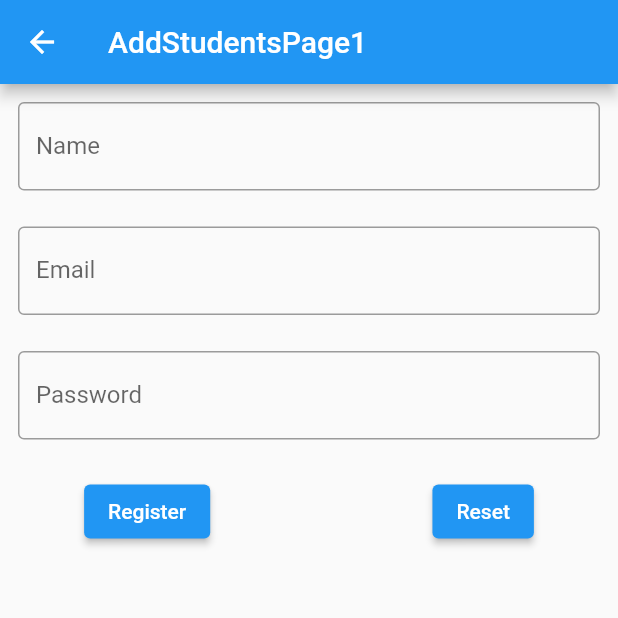
After one commit to tayeb66/Firebase-CRUD, a Flutter app: the HomePage1 screen opened directly, after a tap on "Add", on a phone screen of 412 x 824 dp, the top half of it. The commit adds this screen. Run offline on Flutter 3.47's test engine with Material 2 defaults, Android fonts, the phone set to English and light mode, and no system bars; our stand-ins replace cloud_firestore, firebase_core; accounts and stored records are empty.

Commit message:
creat new folder and design firebase crud

```diff
--- a/lib/main.dart
+++ b/lib/firebase_crud/main.dart
@@ -1,5 +1,5 @@
 import 'package:firebase_core/firebase_core.dart';
-import 'package:firebase_crud/views/home_page.dart';
+import 'package:firebase_crud/firebase_crud/views/home_page.dart';
 import 'package:flutter/material.dart';
 
 void main() async{
--- a/lib/views/add_student_page.dart
+++ b/lib/firebase_crud/views/add_student_page.dart
@@ -1,7 +1,6 @@
 import 'package:cloud_firestore/cloud_firestore.dart';
-import 'package:firebase_crud/views/home_page.dart';
-import 'package:firebase_crud/views/listStudent_page.dart';
 import 'package:flutter/material.dart';
+import 'home_page.dart';
 
 class AddStudentPage extends StatefulWidget {
   const AddStudentPage({Key? key}) : super(key: key);
--- a/lib/views/home_page.dart
+++ b/lib/firebase_crud/views/home_page.dart
@@ -1,6 +1,6 @@
-import 'package:firebase_crud/views/add_student_page.dart';
-import 'package:firebase_crud/views/listStudent_page.dart';
+import 'package:firebase_crud/firebase_crud/views/listStudent_page.dart';
 import 'package:flutter/material.dart';
+import 'add_student_page.dart';
 
 class HomePage extends StatefulWidget {
   const HomePage({Key? key}) : super(key: key);
--- /dev/null
+++ b/lib/firebase_crud1/add_stundets.page.dart
@@ -0,0 +1,148 @@
+import 'package:flutter/cupertino.dart';
+import 'package:flutter/material.dart';
+
+class AddStudentsPage1 extends StatefulWidget {
+  const AddStudentsPage1({Key? key}) : super(key: key);
+
+  @override
+  State<AddStudentsPage1> createState() => _AddStudentsPage1State();
+}
+
+class _AddStudentsPage1State extends State<AddStudentsPage1> {
+
+  var formKey = GlobalKey<FormState>();
+  var emailController = TextEditingController();
+  var passwordController = TextEditingController();
+  var nameController = TextEditingController();
+
+  String name = '';
+  String email = '';
+  String password = '';
+
+  void clearText(){
+    nameController.clear();
+    emailController.clear();
+    passwordController.clear();
+  }
+
+  void addUser(){
+    print('User added');
+  }
+
+  @override
+  void dispose() {
+    super.dispose();
+    nameController.dispose();
+    emailController.dispose();
+    passwordController.dispose();
+  }
+
+  @override
+  Widget build(BuildContext context) {
+    return Scaffold(
+      appBar: AppBar(
+        title: Text('AddStudentsPage1'),
+      ),
+      body: Form(
+        key: formKey,
+        child: Column(
+          children: [
+            Padding(
+              padding: const EdgeInsets.all(12.0),
+              child: TextFormField(
+                validator: (value){
+                  if(value!.isEmpty || value == null){
+                    return 'Fields must be not empty';
+                  }
+                },
+                obscureText: false,
+                keyboardType: TextInputType.text,
+                controller: nameController,
+                decoration: InputDecoration(
+                  hintText: 'Enter name',
+                  labelText: 'Name',
+                  border: OutlineInputBorder()
+                ),
+              ),
+            ),
+            Padding(
+              padding: const EdgeInsets.all(12.0),
+              child: TextFormField(
+                validator: (value){
+                  if(value!.isEmpty || value == null){
+                    return 'Fields must be not empty';
+                  }else if(!value.contains('@')){
+                    return 'Enter valid email';
+                  }
+                },
+                obscureText: false,
+                keyboardType: TextInputType.emailAddress,
+                controller: emailController,
+                decoration: InputDecoration(
+                    hintText: 'Enter Email',
+                    labelText: 'Email',
+                    border: OutlineInputBorder()
+                ),
+              ),
+            ),
+            Padding(
+              padding: const EdgeInsets.all(12.0),
+              child: TextFormField(
+                validator: (value){
+                  if(value!.isEmpty || value == null){
+                    return 'Fields must be not empty';
+                  }else if(value.length <6){
+                    return 'Password must contain 6 character';
+                  }
+                },
+                obscureText: true,
+                controller: passwordController,
+                decoration: InputDecoration(
+                    hintText: 'Enter Password',
+                    labelText: 'Password',
+                    border: OutlineInputBorder()
+                ),
+              ),
+            ),
+            Padding(
+              padding: EdgeInsets.all(12.0),
+              child: Row(
+                mainAxisAlignment: MainAxisAlignment.spaceEvenly,
+                // mainAxisSize: MainAxisSize.min,
+                children: [
+                  ElevatedButton(
+                    onPressed: () {
+                      if(formKey.currentState!.validate()){
+                        setState(() {
+                          name = nameController.text;
+                          email = emailController.text;
+                          password = passwordController.text;
+
+                          addUser();
+                          clearText();
+                        });
+                      }
+
+                    },
+                    child: Text('Register'),
+                    style: TextButton.styleFrom(backgroundColor: Colors.blue),
+                  ),
+                  SizedBox(
+                    width: 60,
+                  ),
+                  ElevatedButton(
+                    onPressed: () {
+                      clearText();
+                    },
+                    child: Text('Reset'),
+                    style: TextButton.styleFrom(backgroundColor: Colors.blue),
+                  )
+                ],
+              ),
+            ),
+          ],
+        ),
+      ),
+    );
+  }
+}
--- /dev/null
+++ b/lib/firebase_crud1/home_page.dart
@@ -0,0 +1,35 @@
+import 'package:firebase_crud/firebase_crud1/add_stundets.page.dart';
+import 'package:firebase_crud/firebase_crud1/list_students_page.dart';
+import 'package:flutter/material.dart';
+
+class HomePage1 extends StatefulWidget {
+  const HomePage1({Key? key}) : super(key: key);
+
+  @override
+  State<HomePage1> createState() => _HomePage1State();
+}
+
+class _HomePage1State extends State<HomePage1> {
+  @override
+  Widget build(BuildContext context) {
+    return Scaffold(
+      appBar: AppBar(
+        title: Row(
+          mainAxisAlignment: MainAxisAlignment.spaceBetween,
+          children: [
+            Text('HomePage1'),
+            ElevatedButton(
+                onPressed: () {
+                  Navigator.push(
+                      context,
+                      MaterialPageRoute(
+                          builder: (context) => AddStudentsPage1()));
+                },
+                child: Text('Add')),
+          ],
+        ),
+      ),
+      body: ListStudentsPage1(),
+    );
+  }
+}
--- /dev/null
+++ b/lib/firebase_crud1/list_students_page.dart
@@ -0,0 +1,114 @@
+import 'package:firebase_crud/firebase_crud1/edit_students_page.dart';
+import 'package:flutter/material.dart';
+
+class ListStudentsPage1 extends StatefulWidget {
+  const ListStudentsPage1({Key? key}) : super(key: key);
+
+  @override
+  State<ListStudentsPage1> createState() => _ListStudentsPage1State();
+}
+
+class _ListStudentsPage1State extends State<ListStudentsPage1> {
+  @override
+  Widget build(BuildContext context) {
+    return Scaffold(
+      body: Column(
+        children: [
+          Container(
+            alignment: Alignment.center,
+            child: Text(
+              'List of students',
+              textScaleFactor: 1.3,
+              style: TextStyle(fontWeight: FontWeight.bold),
+            ),
+          ),
+          SizedBox(
+            height: 10,
+          ),
+          Container(
+            margin: EdgeInsets.symmetric(horizontal: 12.0),
+            child: SingleChildScrollView(
+              scrollDirection: Axis.vertical,
+              child: Table(
+                columnWidths: <int, TableColumnWidth>{
+                  2: FixedColumnWidth(80),
+                },
+                defaultVerticalAlignment: TableCellVerticalAlignment.middle,
+                border: TableBorder.all(
+                    color: Colors.purple, width: 2.0, style: BorderStyle.solid),
+                children: [
+                  TableRow(children: [
+                    TableCell(
+                        child: Container(
+                            color: Colors.blue,
+                            child: Center(
+                              child: Text(
+                                'Name',
+                                style: TextStyle(color: Colors.white),
+                              ),
+                            ))),
+                    TableCell(
+                        child: Container(
+                            color: Colors.blue,
+                            child: Center(
+                              child: Text('Email',
+                                  style: TextStyle(color: Colors.white)),
+                            ))),
+                    TableCell(
+                        child: Container(
+                            color: Colors.blue,
+                            child: Center(
+                              child: Text('Age',
+                                  style: TextStyle(color: Colors.white)),
+                            ))),
+                    TableCell(
+                        child: Container(
+                            color: Colors.blue,
+                            child: Center(
+                              child: Text('',
+                                  style: TextStyle(color: Colors.white)),
+                            ))),
+                  ]),
+                  TableRow(children: [
+                    TableCell(
+                      child: Container(
+                        alignment: Alignment.center,
+                        child: Text('Tayeb Ahmed'),
+                      ),
+                    ),
+                    TableCell(
+                      child: Container(
+                        alignment: Alignment.center,
+                        child: Text('tayeb@gmail.com'),
+                      ),
+                    ),
+                    TableCell(
+                      child: Container(
+                        alignment: Alignment.center,
+                        child: Text('111'),
+                      ),
+                    ),
+                    Row(
+                      children: [
+                        IconButton(
+                            onPressed: () {
+                              Navigator.push(
+                                  context,
+                                  MaterialPageRoute(
+                                      builder: (context) =>
+                                          EditStudentsPage1()));
+                            },
+                            icon: Icon(Icons.add)),
+                        IconButton(onPressed: () {}, icon: Icon(Icons.delete)),
+                      ],
+                    ),
+                  ]),
+                ],
+              ),
+            ),
+          ),
+        ],
+      ),
+    );
+  }
+}
--- /dev/null
+++ b/lib/firebase_crud1/main.dart
@@ -0,0 +1,18 @@
+import 'package:firebase_crud/firebase_crud1/home_page.dart';
+import 'package:flutter/material.dart';
+
+void main(){
+  runApp(MyApp1());
+}
+
+class MyApp1 extends StatelessWidget {
+  const MyApp1({Key? key}) : super(key: key);
+
+  @override
+  Widget build(BuildContext context) {
+    return MaterialApp(
+      debugShowCheckedModeBanner: false,
+      home: HomePage1(),
+    );
+  }
+}
```
Also changed, not shown: lib/firebase_crud/views/listStudent_page.dart (renamed from lib/views/listStudent_page.dart, +9 -8 lines), lib/firebase_crud1/edit_students_page.dart (added, +120 -0 lines), lib/firebase_crud/views/edit_student_page.dart (renamed from lib/views/edit_student_page.dart), 1 other file.
